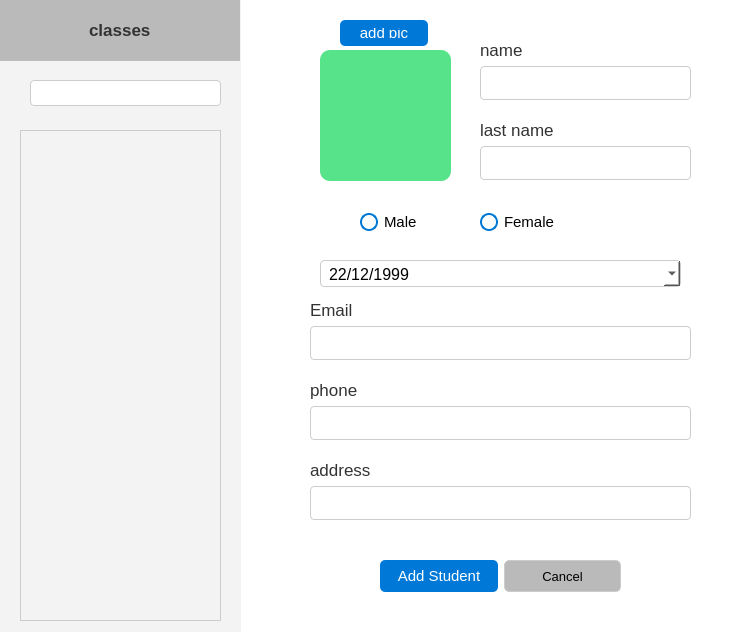
Qt form School_System/ui/AddStudentDialog.ui (KasperJack/School-Management-System) before a commit.
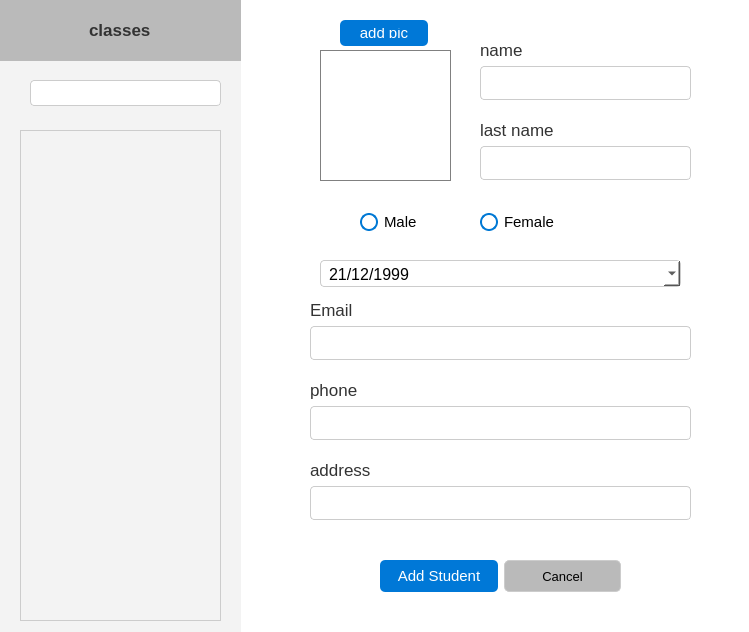
The same form after that commit.

```diff
--- a/School_System/ui/AddStudentDialog.ui
+++ b/School_System/ui/AddStudentDialog.ui
@@ -301,7 +301,7 @@
      <second>0</second>
      <year>1999</year>
      <month>12</month>
-     <day>22</day>
+     <day>21</day>
     </datetime>
    </property>
    <property name="displayFormat">
@@ -474,7 +474,8 @@
     </rect>
    </property>
    <property name="styleSheet">
-    <string notr="true">background-color: rgb(87, 227, 137);</string>
+    <string notr="true">border: 1px solid gray;
+border-radius: 0px;</string>
    </property>
    <property name="text">
     <string/>
@@ -498,7 +499,7 @@
      <rect>
       <x>-1</x>
       <y>0</y>
-      <width>241</width>
+      <width>251</width>
       <height>61</height>
      </rect>
     </property>
```
Left out of the diff: 5 changed lines with no effect on the pictures.
